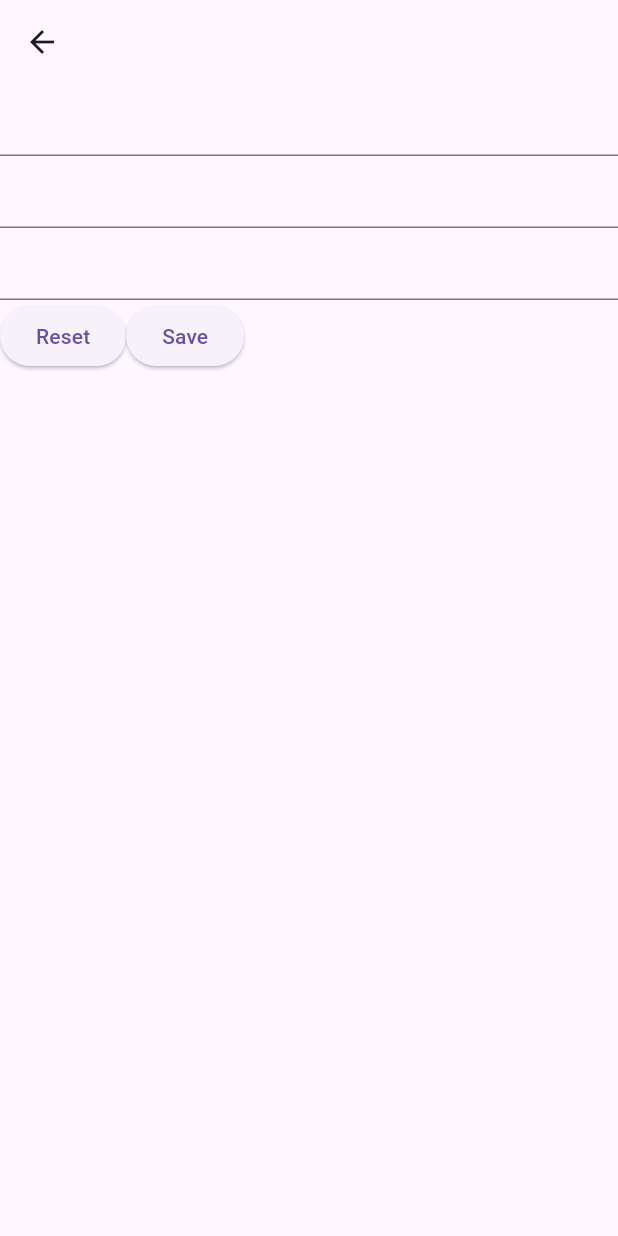
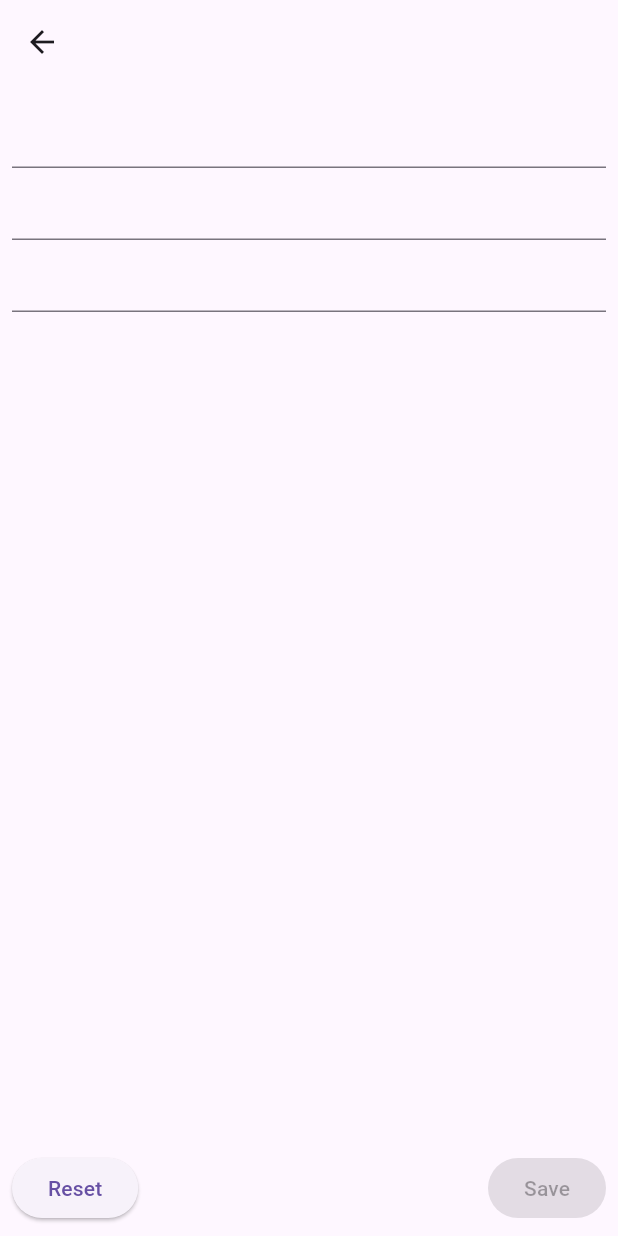
Before and after one commit to sangam-giri/flutter-forms, a Flutter app: the screen it shows after launch, after a tap on "Profile Page", on a phone screen of 412 x 824 dp. Run offline on Flutter 3.47's test engine with Material 3 defaults, Android fonts, the phone set to English and light mode, and no system bars; our stand-ins replace equatable, flutter_bloc.

Commit message:
refactor: form states handling and ui - Enable Submit and reset on file changes (Edit) - Show bottomNavigationBar above TextField - Implement FocusManager to unfocus on tap outside

```diff
--- a/lib/src/features/home/home_page.dart
+++ b/lib/src/features/home/home_page.dart
@@ -8,7 +8,22 @@ class HomePage extends StatelessWidget {
   Widget build(BuildContext context) {
     return Scaffold(
       body: Center(
-        child: ElevatedButton(
+        child: Column(
+          mainAxisAlignment: MainAxisAlignment.center,
+          children: [
+            ElevatedButton(
+              onPressed: () {
+                Navigator.push(
+                  context,
+                  MaterialPageRoute(
+                    builder: (_) => ProfileScreen(isUpdate: true),
+                  ),
+                );
+              },
+              child: Text('Update Profile Page'),
+            ),
+            SizedBox(height: 16),
+            ElevatedButton(
               onPressed: () {
                 Navigator.push(
                   context,
@@ -17,6 +32,8 @@ class HomePage extends StatelessWidget {
               },
               child: Text('Profile Page'),
             ),
+          ],
+        ),
       ),
     );
   }
--- a/lib/src/features/profile/presentation/bloc/profile_bloc.dart
+++ b/lib/src/features/profile/presentation/bloc/profile_bloc.dart
@@ -14,7 +14,10 @@ class ProfileBloc extends Bloc<ProfileEvent, ProfileState> {
     on<ProfileSubmitted>(_submit);
   }
 
-  void _initialize(ProfileFormInitialized event, Emitter<ProfileState> emit) {
+  Future<void> _initialize(
+    ProfileFormInitialized event,
+    Emitter<ProfileState> emit,
+  ) async {
     if (event.isUpdate) {
       emit(state.copyWith(formStatus: AppStatus.loading));
 
@@ -24,7 +27,7 @@ class ProfileBloc extends Bloc<ProfileEvent, ProfileState> {
         email: 'example@gmail.com',
       );
 
-      Future.delayed(Duration(seconds: 3), () {
+      await Future.delayed(Duration(seconds: 3));
       emit(
         state.copyWith(
           formStatus: AppStatus.successful,
@@ -32,7 +35,6 @@ class ProfileBloc extends Bloc<ProfileEvent, ProfileState> {
           initialForm: form,
         ),
       );
-      });
     } else {
       emit(state.copyWith(formStatus: AppStatus.completed));
     }
@@ -55,14 +57,16 @@ class ProfileBloc extends Bloc<ProfileEvent, ProfileState> {
   }
 
   void _updateStatus(ProfileSateUpdated event, Emitter<ProfileState> emit) {
-    emit(state.copyWith(form: state.initialForm, toggleAddress: false));
+    emit(state.copyWith(formStatus: event.status, toggleAddress: false));
   }
 
-  void _submit(ProfileSubmitted event, Emitter<ProfileState> emit) {
+  Future<void> _submit(
+    ProfileSubmitted event,
+    Emitter<ProfileState> emit,
+  ) async {
     emit(state.copyWith(profileStatus: AppStatus.loading));
 
-    Future.delayed(Duration(seconds: 3), () {
+    await Future.delayed(Duration(seconds: 3));
     emit(state.copyWith(profileStatus: AppStatus.completed));
-    });
   }
 }
--- a/lib/src/features/profile/presentation/profile_screen.dart
+++ b/lib/src/features/profile/presentation/profile_screen.dart
@@ -5,8 +5,8 @@ import 'package:forms_example/src/features/profile/domain/entity/profile.dart';
 import 'package:forms_example/src/features/profile/presentation/bloc/profile_bloc.dart';
 
 class ProfileScreen extends StatefulWidget {
-  const ProfileScreen({super.key});
-
+  const ProfileScreen({super.key, this.isUpdate = false});
+  final bool isUpdate;
   @override
   State<ProfileScreen> createState() => _ProfileScreenState();
 }
@@ -15,7 +15,6 @@ class _ProfileScreenState extends State<ProfileScreen> {
   late final TextEditingController _nameController;
   late final TextEditingController _emailController;
   late final TextEditingController _addressController;
-
   @override
   void initState() {
     _nameController = TextEditingController();
@@ -25,14 +24,19 @@ class _ProfileScreenState extends State<ProfileScreen> {
   }
 
   void _setup(ProfileState state) {
-    final Profile initial = state.initialForm ?? Profile();
+    WidgetsBinding.instance.addPostFrameCallback((_) {
+      final Profile? initial = state.initialForm;
+
+      if (initial != null) {
         _nameController.text = initial.name ?? '';
         _emailController.text = initial.email ?? '';
         _addressController.text = initial.address ?? '';
-
-    context.read<ProfileBloc>().add(
-      ProfileSateUpdated(status: AppStatus.completed),
-    );
+      } else {
+        _nameController.clear();
+        _emailController.clear();
+        _addressController.clear();
+      }
+    });
   }
 
   @override
@@ -46,8 +50,12 @@ class _ProfileScreenState extends State<ProfileScreen> {
   @override
   Widget build(BuildContext context) {
     return BlocProvider(
-      create: (context) => ProfileBloc()..add(ProfileFormInitialized()),
+      create: (context) =>
+          ProfileBloc()..add(ProfileFormInitialized(isUpdate: widget.isUpdate)),
+      child: GestureDetector(
+        onTap: () => FocusManager.instance.primaryFocus?.unfocus(),
         child: Scaffold(
+          resizeToAvoidBottomInset: true,
           appBar: AppBar(),
           body: MultiBlocListener(
             listeners: [
@@ -55,7 +63,12 @@ class _ProfileScreenState extends State<ProfileScreen> {
                 listenWhen: (previous, current) =>
                     current.formStatus == AppStatus.successful &&
                     current.initialForm != null,
-              listener: (context, state) => _setup(state),
+                listener: (context, state) {
+                  _setup(state);
+                  context.read<ProfileBloc>().add(
+                    ProfileSateUpdated(status: AppStatus.completed),
+                  );
+                },
               ),
               BlocListener<ProfileBloc, ProfileState>(
                 listenWhen: (previous, current) =>
@@ -67,7 +80,6 @@ class _ProfileScreenState extends State<ProfileScreen> {
                         context: context,
                         builder: (context) => Center(child: Text('Loading')),
                       );
-
                     case AppStatus.failure:
                       Navigator.pop(context);
                       ScaffoldMessenger.of(context).showSnackBar(
@@ -76,7 +88,6 @@ class _ProfileScreenState extends State<ProfileScreen> {
                           content: Text('Failed'),
                         ),
                       );
-
                     case AppStatus.successful:
                       Navigator.pop(context);
                       Navigator.pop(context);
@@ -86,7 +97,6 @@ class _ProfileScreenState extends State<ProfileScreen> {
                           content: Text('Failed'),
                         ),
                       );
-
                     default:
                   }
                 },
@@ -96,18 +106,21 @@ class _ProfileScreenState extends State<ProfileScreen> {
               buildWhen: (previous, current) =>
                   previous.formStatus != current.formStatus,
               builder: (context, state) {
-              if (state.formStatus != AppStatus.completed) {
+                if (state.formStatus != AppStatus.initial &&
+                    state.formStatus != AppStatus.completed) {
                   return Center(child: CircularProgressIndicator());
                 }
-
                 return Column(
                   children: [
                     Form(
+                      child: Padding(
+                        padding: const EdgeInsets.all(8.0),
                         child: Column(
                           children: [
                             TextFormField(
                               controller: _nameController,
-                          autovalidateMode: AutovalidateMode.onUserInteraction,
+                              autovalidateMode:
+                                  AutovalidateMode.onUserInteraction,
                               validator: (value) {
                                 if (_nameController.text.isEmpty) {
                                   return 'Cannot be empty';
@@ -122,7 +135,8 @@ class _ProfileScreenState extends State<ProfileScreen> {
                             ),
                             TextFormField(
                               controller: _emailController,
-                          autovalidateMode: AutovalidateMode.onUserInteraction,
+                              autovalidateMode:
+                                  AutovalidateMode.onUserInteraction,
                               validator: (value) {
                                 if (_emailController.text.isEmpty) {
                                   return 'Cannot be empty';
@@ -137,7 +151,8 @@ class _ProfileScreenState extends State<ProfileScreen> {
                             ),
                             TextFormField(
                               controller: _addressController,
-                          autovalidateMode: AutovalidateMode.onUserInteraction,
+                              autovalidateMode:
+                                  AutovalidateMode.onUserInteraction,
                               validator: (value) {
                                 if (_addressController.text.isEmpty) {
                                   return 'Cannot be empty';
@@ -150,32 +165,48 @@ class _ProfileScreenState extends State<ProfileScreen> {
                                 );
                               },
                             ),
-                        Row(
+                          ],
+                        ),
+                      ),
+                    ),
+                  ],
+                );
+              },
+            ),
+          ),
+          bottomNavigationBar: BlocBuilder<ProfileBloc, ProfileState>(
+            builder: (context, state) {
+              final isDirty = state.isDirty;
+
+              return AnimatedPadding(
+                duration: const Duration(milliseconds: 200),
+                padding: EdgeInsets.only(
+                  bottom: MediaQuery.of(context).viewInsets.bottom + 8,
+                  left: 8,
+                  right: 8,
+                ),
+                child: Row(
+                  mainAxisAlignment: MainAxisAlignment.spaceBetween,
                   children: [
                     ElevatedButton(
                       onPressed: () {
-                                context.read<ProfileBloc>().add(
-                                  ProfileFormResetted(),
-                                );
+                        context.read<ProfileBloc>().add(ProfileFormResetted());
                         _setup(state);
                       },
                       child: Text('Reset'),
                     ),
-
                     ElevatedButton(
-                              onPressed: () {
+                      onPressed: isDirty
+                          ? () {
                               context.read<ProfileBloc>().add(
                                 ProfileSubmitted(),
                               );
-                              },
+                            }
+                          : null,
                       child: Text('Save'),
                     ),
                   ],
                 ),
-                      ],
-                    ),
-                  ),
-                ],
               );
             },
           ),
```
Lines whose indentation alone changed are shown as unchanged.
